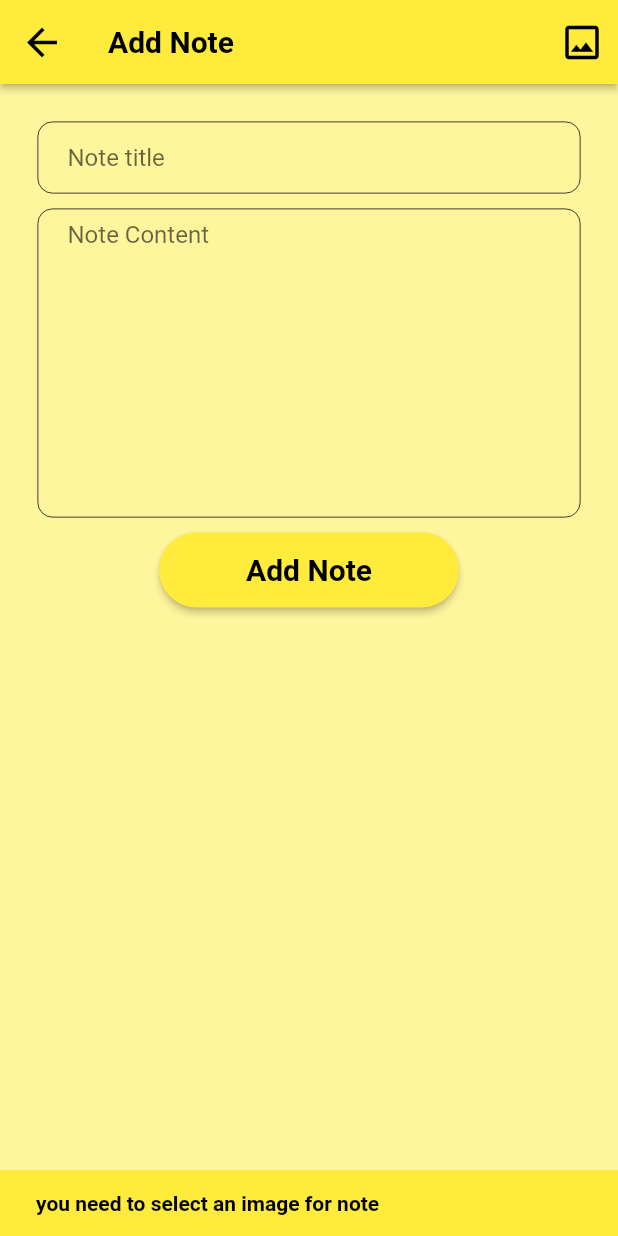
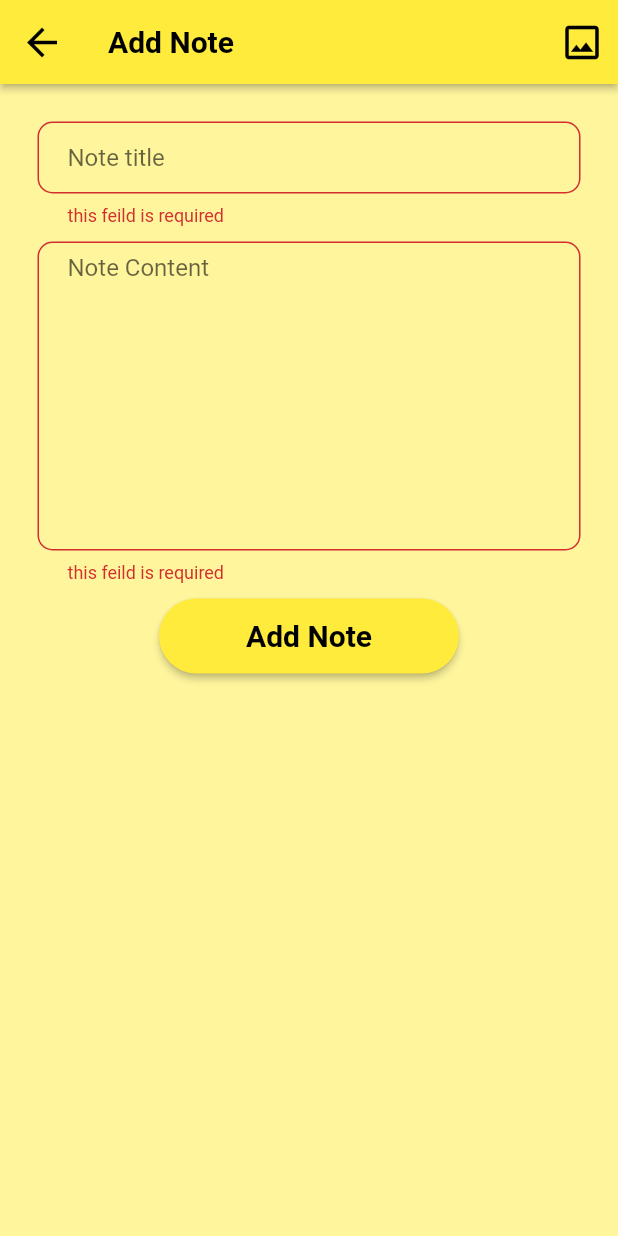
Before and after one commit to mahmoudAbdelraheem/notes_api, a Flutter app: the AddNote screen opened by its route, after a tap on "Add Note", on a phone screen of 412 x 824 dp. Run offline on Flutter 3.47's test engine with Material 3 defaults, Android fonts, the phone set to English and light mode, and no system bars; our stand-ins replace image_picker, shared_preferences; accounts and stored records are empty.

Commit message:
defualt image

```diff
--- a/lib/app/home_page.dart
+++ b/lib/app/home_page.dart
@@ -80,12 +80,8 @@ class _HomePageState extends State<HomePage> {
                                 Navigator.of(context).push(
                                   MaterialPageRoute(
                                     builder: (context) => EditNote(
-                                      title: snapshot.data['data'][index]
-                                          ['note_title'],
-                                      content: snapshot.data['data'][index]
-                                          ['note_content'],
-                                      id: snapshot.data['data'][index]
-                                          ['note_id'],
+                                      note: NoteModel.fromJson(
+                                          snapshot.data['data'][index]),
                                     ),
                                   ),
                                 );
@@ -95,6 +91,8 @@ class _HomePageState extends State<HomePage> {
                                     await _crud.postRequest(deleteNoteLink, {
                                   "note_id": snapshot.data['data'][index]
                                       ['note_id'],
+                                  "image_name": snapshot.data['data'][index]
+                                      ['note_image'],
                                 });
                                 if (response != null &&
                                     response['status'] == 'success') {
--- a/lib/app/notes/add_note.dart
+++ b/lib/app/notes/add_note.dart
@@ -6,7 +6,7 @@ import 'package:notes_api/app/compnants/crud.dart';
 import 'package:notes_api/app/compnants/custom_form_note.dart';
 
 import 'package:notes_api/app/compnants/cutom_button.dart';
-import 'package:notes_api/app/compnants/show_snack_bar.dart';
+
 import 'package:notes_api/app/compnants/valid_input.dart';
 import 'package:notes_api/constant/api_link.dart';
 import 'package:notes_api/main.dart';
@@ -26,21 +26,27 @@ class _AddNoteState extends State<AddNote> {
   GlobalKey<FormState> formState = GlobalKey<FormState>();
   bool _isLoading = false;
   bool _isImageSelected = false;
-  //bool _withImage = false;
   final Crud _crud = Crud();
   File? myFile;
 
   Future<void> addNote() async {
-    if (myFile == null) {
-      print("image is note selected successfuly....");
-      showSnackBar(context, "you need to select an image for note");
-      return;
-    }
-    if (formState.currentState!.validate()) {
+    var response;
+    // add note without image
+    if (myFile == null && formState.currentState!.validate()) {
       setState(() {
         _isLoading = true;
       });
-      var response = await _crud.postRequestWithImage(
+      response = await _crud.postRequest(addNoteLink, {
+        "title": title.text,
+        "content": content.text,
+        "user_id": shardPref.getString("id"),
+      });
+      // add note with image
+    } else if (myFile != null && formState.currentState!.validate()) {
+      setState(() {
+        _isLoading = true;
+      });
+      response = await _crud.postRequestWithImage(
           addNoteLink,
           {
             "title": title.text,
@@ -48,8 +54,8 @@ class _AddNoteState extends State<AddNote> {
             "user_id": shardPref.getString("id"),
           },
           myFile!);
-
-      if (response['status'] == "success") {
+    }
+    if (response != null && response['status'] == "success") {
       _isLoading = false;
       if (context.mounted) {
         Navigator.of(context).pushNamedAndRemoveUntil(
@@ -60,7 +66,6 @@ class _AddNoteState extends State<AddNote> {
       }
     } else {
       print('faild to add note =============');
-      }
     }
   }
 
@@ -106,7 +111,9 @@ class _AddNoteState extends State<AddNote> {
                                 onPressed: () async {
                                   XFile? cameraFile = await ImagePicker()
                                       .pickImage(source: ImageSource.camera);
+                                  if (context.mounted) {
                                     Navigator.of(context).pop();
+                                  }
                                   setState(() {
                                     _isImageSelected = true;
                                   });
@@ -121,7 +128,10 @@ class _AddNoteState extends State<AddNote> {
                                 onPressed: () async {
                                   XFile? gallaryFile = await ImagePicker()
                                       .pickImage(source: ImageSource.gallery);
+                                  if (context.mounted) {
                                     Navigator.of(context).pop();
+                                  }
+
                                   setState(() {
                                     _isImageSelected = true;
                                   });
--- a/lib/constant/api_link.dart
+++ b/lib/constant/api_link.dart
@@ -1,4 +1,4 @@
-const String serverLink = "https://192.168.1.6/notesapp";
+const String serverLink = "http://192.168.1.6/notesapp";
 
 //link for signup and login page auth
 const String signUpLink = "$serverLink/auth/signup.php";
```
Also changed, not shown: lib/app/notes/edit_note.dart (+93 -13 lines). Lines whose indentation alone changed are shown as unchanged.
